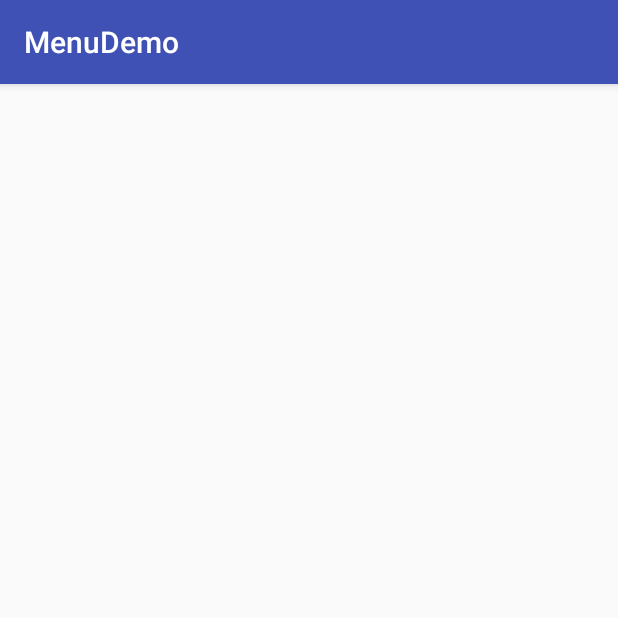
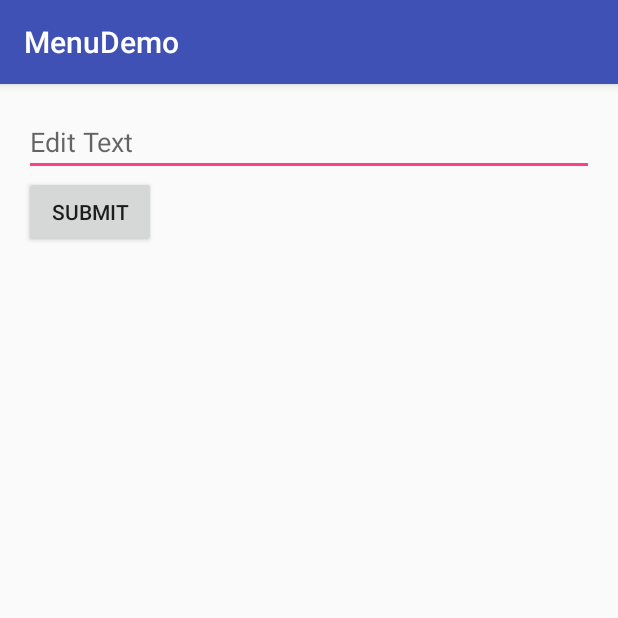
Before and after one commit to Nahid555/menu, an Android app: the ThirdActivity screen opened directly, with no data from a screen before it, on a phone screen of 412 x 824 dp, the top half of it. Run offline under Robolectric (Android 15) with nearby library versions, the phone set to English and light mode, and no system bars.

Commit message:
Menu demo

```diff
--- a/app/src/main/res/layout/activity_third.xml
+++ b/app/src/main/res/layout/activity_third.xml
@@ -1,5 +1,5 @@
 <?xml version="1.0" encoding="utf-8"?>
-<RelativeLayout xmlns:android="http://schemas.android.com/apk/res/android"
+<LinearLayout xmlns:android="http://schemas.android.com/apk/res/android"
     xmlns:tools="http://schemas.android.com/tools"
     android:id="@+id/activity_third"
     android:layout_width="match_parent"
@@ -8,6 +8,17 @@
     android:paddingLeft="@dimen/activity_horizontal_margin"
     android:paddingRight="@dimen/activity_horizontal_margin"
     android:paddingTop="@dimen/activity_vertical_margin"
-    tools:context="com.example.ovi.menudemo.ThirdActivity">
+    tools:context="com.example.ovi.menudemo.ThirdActivity"
+    android:orientation="vertical">
+    <EditText
+        android:layout_width="match_parent"
+        android:layout_height="wrap_content"
+        android:id="@+id/EditTest"
+        android:hint="@string/EditTest"/>
+    <Button
+        android:layout_width="wrap_content"
+        android:layout_height="wrap_content"
+        android:id="@+id/submitButton"
+        android:text="@string/submit"/>
 
-</RelativeLayout>
+</LinearLayout>
```
